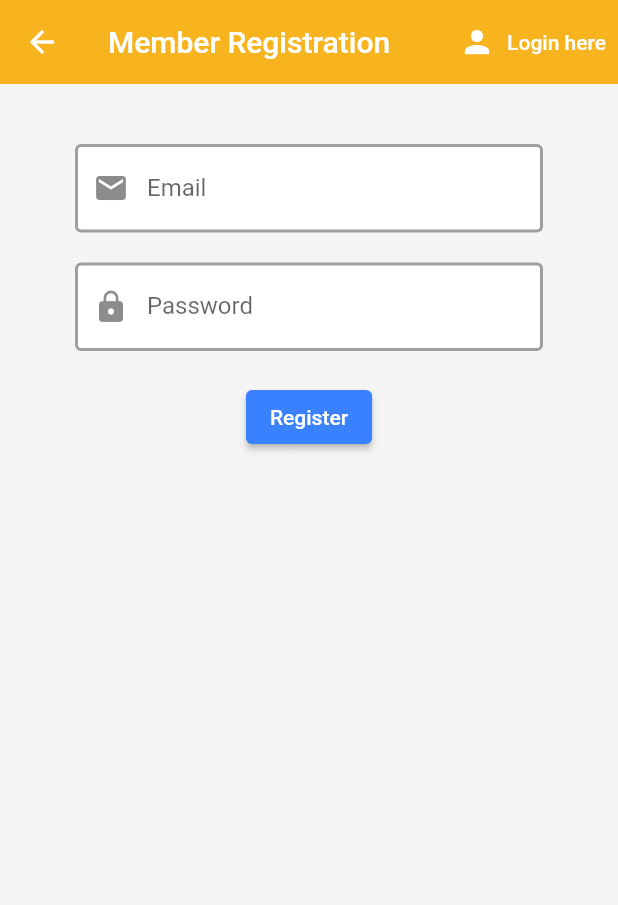
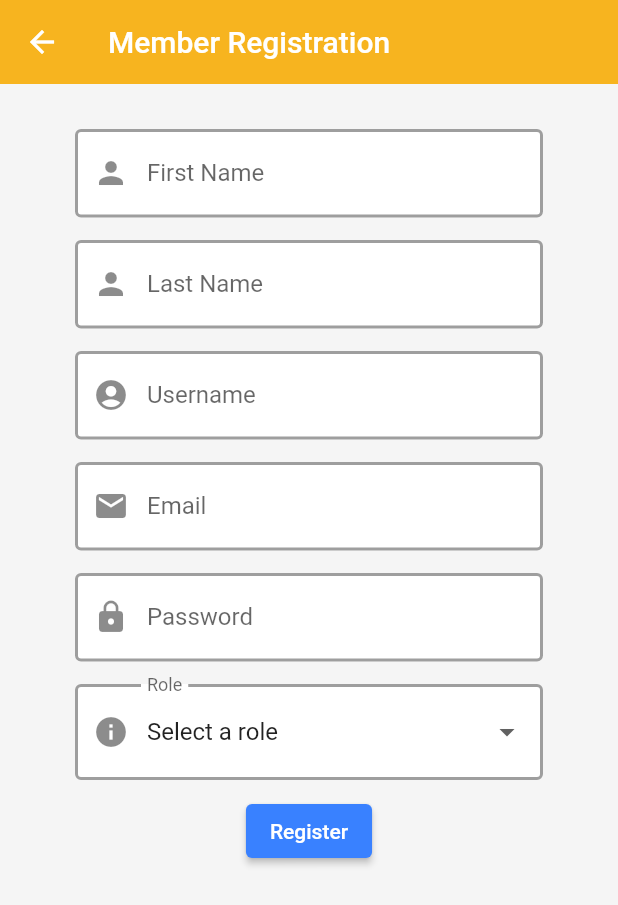
Before and after one commit to RickLeinecker/CompositionToday, a Flutter app: the Register screen opened directly with empty values, on a phone screen of 412 x 824 dp. Shown: the top 905 px of the screen. Run offline on Flutter 3.47's test engine with Material 2 defaults, Android fonts, the phone set to English and light mode, and no system bars; our stand-ins replace email_validator, firebase_auth, firebase_core, firebase_messaging, flutter_spinkit; missing offline and left inert: mysql1; accounts and stored records are empty.

Commit message:
updated mobile
reflects changes that have been made to mobile since mid-November.

```diff
--- a/mobile/lib/main.dart
+++ b/mobile/lib/main.dart
@@ -1,7 +1,6 @@
 import 'package:composition_today/screens/wrapper.dart';
 import 'package:composition_today/services/auth.dart';
 import 'package:composition_today/models/user.dart';
-import 'package:firebase_auth/firebase_auth.dart';
 import 'package:flutter/material.dart';
 import 'package:firebase_core/firebase_core.dart';
 import 'package:provider/provider.dart';
@@ -9,7 +8,7 @@ import 'package:provider/provider.dart';
 void main() async {
   WidgetsFlutterBinding.ensureInitialized();
   await Firebase.initializeApp();
-  runApp(MyApp());
+  runApp(const MyApp());
 }
 
 class MyApp extends StatelessWidget {
--- a/mobile/lib/models/user.dart
+++ b/mobile/lib/models/user.dart
@@ -6,8 +6,10 @@ class MyUser {
 
 class UserData {
   final String? uid;
-  final String? name;
+  final String? firstName;
+  final String? lastName;
   final String? username;
+  final String? role;
 
-  UserData({this.uid, this.name, this.username});
+  UserData({this.uid, this.firstName, this.lastName, this.username, this.role});
 }
--- a/mobile/lib/screens/authenticate/authenticate.dart
+++ b/mobile/lib/screens/authenticate/authenticate.dart
@@ -1,3 +1,4 @@
+// ignore_for_file: use_key_in_widget_constructors
 import 'package:composition_today/screens/authenticate/register.dart';
 import 'package:composition_today/screens/authenticate/sign_in.dart';
 import 'package:flutter/material.dart';
@@ -13,6 +14,7 @@ class _AuthenticateState extends State<Authenticate> {
     setState(() => showSignIn = !showSignIn);
   }
 
+  @override
   Widget build(BuildContext context) {
     if (showSignIn) {
       return SignIn(toggleView: toggleView);
--- a/mobile/lib/screens/authenticate/register.dart
+++ b/mobile/lib/screens/authenticate/register.dart
@@ -1,7 +1,11 @@
+// ignore_for_file: prefer_const_constructors_in_immutables, use_key_in_widget_constructors
+
+import 'package:composition_today/shared/appbar.dart';
 import 'package:composition_today/shared/constants.dart';
 import 'package:composition_today/shared/loading.dart';
 import 'package:flutter/material.dart';
 import 'package:composition_today/services/auth.dart';
+import 'package:email_validator/email_validator.dart';
 
 class Register extends StatefulWidget {
   final Function toggleView;
@@ -13,25 +17,29 @@ class Register extends StatefulWidget {
 class _RegisterState extends State<Register> {
   final AuthService _auth = AuthService();
   final _formKey = GlobalKey<FormState>();
+  final List<String> roles = ['Select a role', 'Composer', 'Publisher'];
   bool loading = false;
   // text field state
-  String name = '';
+  String firstName = '';
+  String lastName = '';
+  String username = '';
   String email = '';
   String password = '';
   String error = '';
+  String role = '';
+
+  @override
   Widget build(BuildContext context) {
     return loading
         ? Loading()
         : Scaffold(
             backgroundColor: Colors.grey[100],
-            appBar: AppBar(
-              backgroundColor: Color(0xffF7B41F),
-              elevation: 0.0,
-              title: Text('Member Registration'),
+            appBar: MyAppBar(
+              title: const Text('Member Registration'),
               actions: <Widget>[
                 TextButton.icon(
-                  icon: Icon(Icons.person),
-                  label: Text('Login here'),
+                  icon: const Icon(Icons.person),
+                  label: const Text('Login here'),
                   onPressed: () {
                     widget.toggleView();
                   },
@@ -42,60 +50,79 @@ class _RegisterState extends State<Register> {
               ],
             ),
             body: Container(
-              padding: EdgeInsets.symmetric(vertical: 20.0, horizontal: 50.0),
+              padding:
+                  const EdgeInsets.symmetric(vertical: 20.0, horizontal: 50.0),
               child: Form(
                 key: _formKey,
                 child: Column(
                   children: <Widget>[
-                    /*SizedBox(height: 20.0),
+                    const SizedBox(height: 10.0),
                     TextFormField(
                       decoration: textInputDecoration.copyWith(
-                        hintText: 'Name',
-                        labelText: 'Name',
-                        prefixIcon: Icon(
+                        hintText: 'First Name',
+                        labelText: 'First Name',
+                        prefixIcon: const Icon(
                           Icons.person,
                         ),
                       ),
-                      validator: (val) => val!.isEmpty ? 'Enter a name' : null,
+                      validator: (val) =>
+                          val!.isEmpty ? 'Enter your first name' : null,
                       onChanged: (val) {
-                        setState(() => name = val);
+                        setState(() => firstName = val);
                       },
                     ),
-                    SizedBox(height: 20.0),
+                    const SizedBox(height: 15.0),
+                    TextFormField(
+                      decoration: textInputDecoration.copyWith(
+                        hintText: 'Last Name',
+                        labelText: 'Last Name',
+                        prefixIcon: const Icon(
+                          Icons.person,
+                        ),
+                      ),
+                      validator: (val) =>
+                          val!.isEmpty ? 'Enter your last name' : null,
+                      onChanged: (val) {
+                        setState(() => lastName = val);
+                      },
+                    ),
+                    const SizedBox(height: 15.0),
                     TextFormField(
                       decoration: textInputDecoration.copyWith(
                         hintText: 'Username',
                         labelText: 'Username',
-                        prefixIcon: Icon(
+                        prefixIcon: const Icon(
                           Icons.account_circle,
                         ),
                       ),
                       validator: (val) => val!.isEmpty ? 'Enter a name' : null,
                       onChanged: (val) {
-                        setState(() => name = val);
+                        setState(() => username = val);
                       },
-                    ),*/
-                    SizedBox(height: 20.0),
+                    ),
+                    const SizedBox(height: 15.0),
                     TextFormField(
                       decoration: textInputDecoration.copyWith(
                         hintText: 'Email',
                         labelText: 'Email',
-                        prefixIcon: Icon(
+                        prefixIcon: const Icon(
                           Icons.mail,
                         ),
                       ),
                       validator: (val) =>
-                          val!.isEmpty ? 'Enter an email' : null,
+                          EmailValidator.validate(email) == false
+                              ? 'Enter an email'
+                              : null,
                       onChanged: (val) {
                         setState(() => email = val);
                       },
                     ),
-                    SizedBox(height: 20.0),
+                    const SizedBox(height: 15.0),
                     TextFormField(
                         decoration: textInputDecoration.copyWith(
                           hintText: 'Password',
                           labelText: 'Password',
-                          prefixIcon: Icon(Icons.lock),
+                          prefixIcon: const Icon(Icons.lock),
                         ),
                         validator: (val) => val!.length < 6
                             ? 'Enter a password 6+ chars long'
@@ -104,9 +131,29 @@ class _RegisterState extends State<Register> {
                         onChanged: (val) {
                           setState(() => password = val);
                         }),
-                    SizedBox(height: 20.0),
+                    const SizedBox(height: 15.0),
+                    DropdownButtonFormField(
+                      decoration: textInputDecoration.copyWith(
+                        hintText: 'Role',
+                        labelText: 'Role',
+                        prefixIcon: const Icon(Icons.info),
+                      ),
+                      value: roles[0],
+                      validator: (val) =>
+                          val == roles[0] ? 'Enter a valid role' : null,
+                      onChanged: (val) {
+                        setState(() => role = val.toString());
+                      },
+                      items: roles.map((role) {
+                        return DropdownMenuItem(
+                          child: Text(role),
+                          value: role,
+                        );
+                      }).toList(),
+                    ),
+                    const SizedBox(height: 10.0),
                     ElevatedButton(
-                      child: Text(
+                      child: const Text(
                         'Register',
                         style: TextStyle(color: Colors.white),
                       ),
@@ -126,13 +173,13 @@ class _RegisterState extends State<Register> {
                         }
                       },
                       style: ElevatedButton.styleFrom(
-                        primary: Color(0xff3981FF),
+                        primary: blueColor,
                       ),
                     ),
-                    SizedBox(height: 12.0),
+                    const SizedBox(height: 10.0),
                     Text(
                       error,
-                      style: TextStyle(color: Colors.red, fontSize: 14.0),
+                      style: const TextStyle(color: Colors.red, fontSize: 14.0),
                     )
                   ],
                 ),
--- a/mobile/lib/screens/wrapper.dart
+++ b/mobile/lib/screens/wrapper.dart
@@ -1,10 +1,12 @@
+// ignore_for_file: use_key_in_widget_constructors
+
 import 'package:composition_today/models/user.dart';
 import 'package:composition_today/screens/authenticate/authenticate.dart';
 import 'package:composition_today/screens/home/home.dart';
 import 'package:flutter/material.dart';
 import 'package:provider/provider.dart';
 
-// TODO: Implement saved logins on device here.
+// saved login implementation here.
 class Wrapper extends StatelessWidget {
   @override
   Widget build(BuildContext context) {
--- a/mobile/lib/services/auth.dart
+++ b/mobile/lib/services/auth.dart
@@ -1,3 +1,5 @@
+// ignore_for_file: avoid_print
+
 import 'package:composition_today/models/user.dart';
 import 'package:firebase_auth/firebase_auth.dart';
 
--- /dev/null
+++ b/mobile/lib/services/database.dart
@@ -0,0 +1,4 @@
+// ignore_for_file: unused_import
+
+import 'package:flutter/material.dart';
+import 'package:mysql1/mysql1.dart';
--- /dev/null
+++ b/mobile/lib/shared/appbar.dart
@@ -0,0 +1,13 @@
+// ignore_for_file: use_key_in_widget_constructors
+
+import 'package:composition_today/shared/constants.dart';
+import 'package:flutter/material.dart';
+
+class MyAppBar extends AppBar {
+  MyAppBar({required Widget title, List<Widget>? actions})
+      : super(
+          title: title,
+          backgroundColor: yellowColor,
+          elevation: 0.0,
+        );
+}
--- a/mobile/lib/shared/constants.dart
+++ b/mobile/lib/shared/constants.dart
@@ -10,3 +10,6 @@ const textInputDecoration = InputDecoration(
     borderSide: BorderSide(color: Colors.blue, width: 2.0),
   ),
 );
+
+const yellowColor = Color(0xffF7B41F);
+const blueColor = Color(0xff3981FF);
```
Also changed, not shown: mobile/lib/screens/authenticate/forgot_email.dart (added, +55 -0 lines), mobile/lib/screens/authenticate/forgot_password.dart (added, +55 -0 lines), mobile/lib/screens/authenticate/sign_in.dart (+50 -16 lines), mobile/lib/screens/home/home.dart (+54 -28 lines), mobile/lib/screens/home/related_projects.dart (added, +41 -0 lines), mobile/lib/screens/home/settings.dart (+25 -36 lines), mobile/lib/services/notifications.dart (added, +18 -0 lines), mobile/lib/shared/loading.dart (+5 -2 lines), mobile/pubspec.yaml (+4 -6 lines), mobile/lib/screens/appbar.dart (added), mobile/pubspec.lock, 1 other file.
